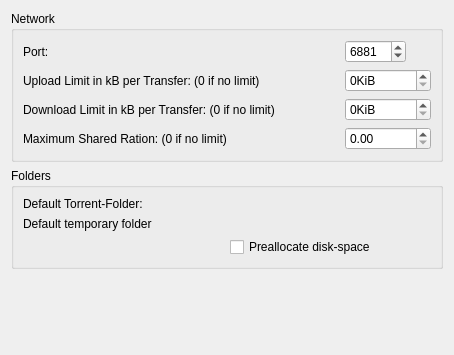
First picture: the form in transfer-plugins/bittorrent/btsettingswidget.ui, repository KDE/kget, before the edit.
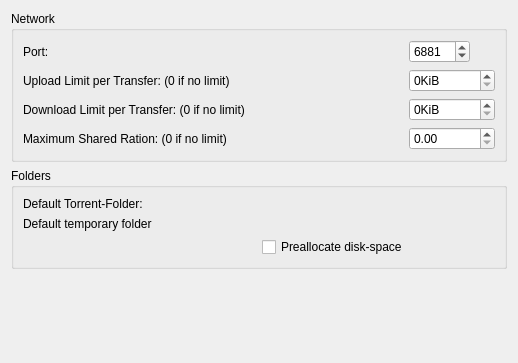
Second picture: the form after the edit. Custom widgets are drawn as their Qt base class.

Commit message: *We don't need "in kB" in the SpinBox-descriptions *set KUrlRequesters' mode to KFile::Directory

```diff
--- a/transfer-plugins/bittorrent/btsettingswidget.ui
+++ b/transfer-plugins/bittorrent/btsettingswidget.ui
@@ -5,8 +5,8 @@
    <rect>
     <x>0</x>
     <y>0</y>
-    <width>454</width>
-    <height>355</height>
+    <width>518</width>
+    <height>363</height>
    </rect>
   </property>
   <layout class="QVBoxLayout" >
@@ -48,7 +48,7 @@
       <item row="1" column="0" >
        <widget class="QLabel" name="uploadLimitLabel" >
         <property name="text" >
-         <string>Upload Limit in kB per Transfer: (0 if no limit)</string>
+         <string>Upload Limit per Transfer: (0 if no limit)</string>
         </property>
        </widget>
       </item>
@@ -65,7 +65,7 @@
       <item row="2" column="0" >
        <widget class="QLabel" name="downloadLabel" >
         <property name="text" >
-         <string>Download Limit in kB per Transfer: (0 if no limit)</string>
+         <string>Download Limit per Transfer: (0 if no limit)</string>
         </property>
        </widget>
       </item>
```
Left out of the diff: 3 changed lines with no effect on the pictures. The commit also changes 1 other file.
